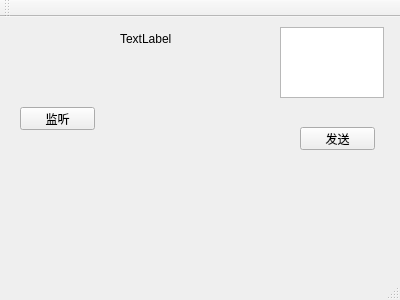
Qt form mainwindow.ui (luckykelfor/Qt-Socket-Server) before a commit.
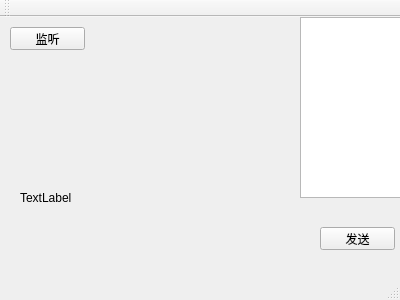
The same form after that commit.

```diff
--- a/mainwindow.ui
+++ b/mainwindow.ui
@@ -17,8 +17,8 @@
    <widget class="QPushButton" name="listenBtn">
     <property name="geometry">
      <rect>
-      <x>20</x>
-      <y>90</y>
+      <x>10</x>
+      <y>10</y>
       <width>75</width>
       <height>23</height>
      </rect>
@@ -30,10 +30,10 @@
    <widget class="QLabel" name="resultLabel">
     <property name="geometry">
      <rect>
-      <x>120</x>
-      <y>12</y>
+      <x>20</x>
+      <y>150</y>
       <width>251</width>
-      <height>20</height>
+      <height>61</height>
      </rect>
     </property>
     <property name="text">
@@ -43,8 +43,8 @@
    <widget class="QPushButton" name="pushButton_sendMsg">
     <property name="geometry">
      <rect>
-      <x>300</x>
-      <y>110</y>
+      <x>320</x>
+      <y>210</y>
       <width>75</width>
       <height>23</height>
      </rect>
@@ -56,10 +56,10 @@
    <widget class="QPlainTextEdit" name="plainTextEdit_sendMsg">
     <property name="geometry">
      <rect>
-      <x>280</x>
-      <y>10</y>
+      <x>300</x>
+      <y>0</y>
       <width>104</width>
-      <height>71</height>
+      <height>181</height>
      </rect>
     </property>
    </widget>
```
